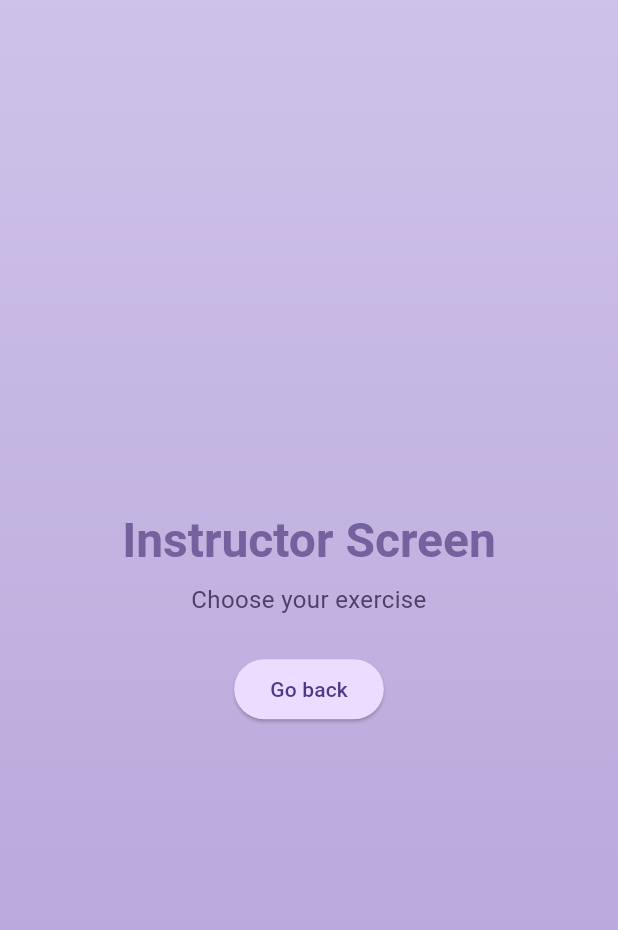
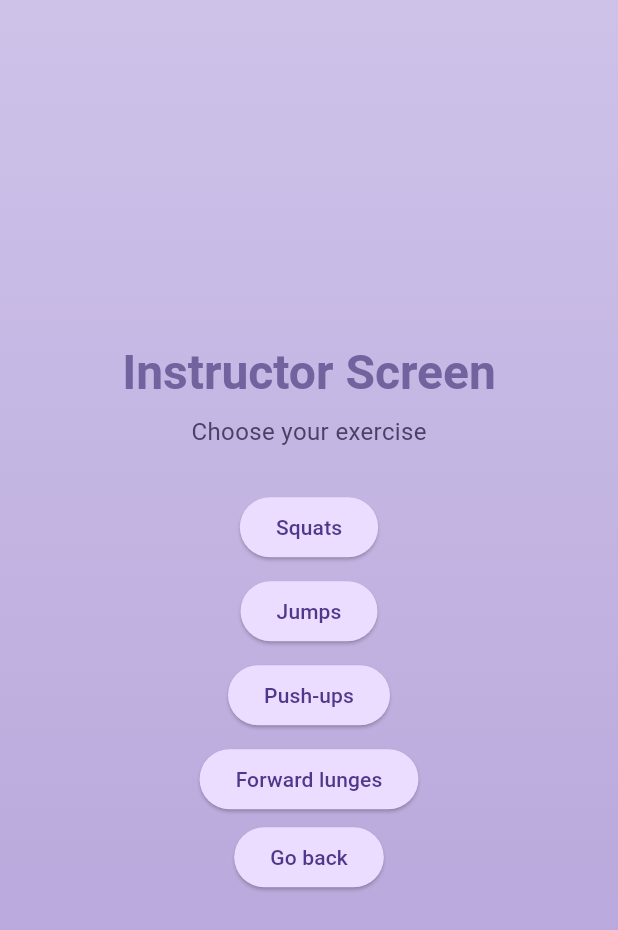
Before and after one commit to FontysRyan/Individualproject1St3, a Flutter app: the InstructorScreen screen opened directly, on a phone screen of 412 x 824 dp. Shown: the top 930 px of the screen. Run offline on Flutter 3.47's test engine with Material 3 defaults, Android fonts, the phone set to English and light mode, and no system bars.

Commit message:
Add Exercise model, data and example screen
Introduce Exercise model and sample exercise data, plus a new ExerciseExampleScreen to display an exercise's name, image and description. InstructorScreen now imports the exercise list and generates a button per exercise that navigates to the example screen with the selected exercise. Updated assets (renamed image to remove space) and pubspec.yaml to include exercise images. Minor cleanup: removed unused dart:io import from main.dart and small UI/text adjustments. TODOs remain in model/data for color/card metadata.

```diff
--- /dev/null
+++ b/lib/data/exercise_data.dart
@@ -0,0 +1,31 @@
+import '../models/exercise.dart';
+final List<Exercise> exercises = [
+  Exercise( // Create a list of exercises with their name, description, and image path, model is defined in exercise.dart file
+    name: 'Squats',
+    description: 'Lower your hips as if sitting in a chair, keeping your chest up and knees behind your toes. Drive through your heels to stand back up.',
+    image: 'assets/images/squat.png',
+        // TODO: Add fields to give the correct color card text + color card text color + color card background
+
+  ),
+  Exercise(
+    name: 'Jumps',
+    description: 'Stand with your feet shoulder-width apart and jump as high as you can and land back upon your feet.',
+    image: 'assets/images/jump.png',
+        // TODO: Add fields to give the correct color card text + color card text color + color card background
+
+  ),
+  Exercise(
+    name: 'Push-ups',
+    description: 'Start in a plank position with your hands shoulder-width apart. Lower your body until your chest nearly touches the ground, then push back up.  ',
+    image: 'assets/images/push-up.png',
+        // TODO: Add fields to give the correct color card text + color card text color + color card background
+
+  ),
+  Exercise(
+    name: 'Forward lunges',
+    description: 'Step forward with one foot and lower your body until both knees are bent at 90 degrees. Push off the front foot to return to the starting position.',
+    image: 'assets/images/forwardLung.png',
+        // TODO: Add fields to give the correct color card text + color card text color + color card background
+
+  ),
+];
--- a/lib/main.dart
+++ b/lib/main.dart
@@ -1,5 +1,3 @@
-import 'dart:io';
-
 import 'package:flutter/material.dart';
 import 'screens/instructor_screen.dart';
 import 'screens/participant_screen.dart';
@@ -41,6 +39,7 @@ class HomeScreen extends StatelessWidget {
         child: Column( // Use a Column to stack the buttons vertically
           mainAxisSize: MainAxisSize.min, // Center the column vertically ()
           children: [
+
             Text(
               'Roles',
               style: Theme.of(context).textTheme.headlineLarge,
--- a/lib/screens/instructor_screen.dart
+++ b/lib/screens/instructor_screen.dart
@@ -1,36 +1,51 @@
 import 'package:flutter/material.dart';
 import '../widgets/app_scaffold.dart';
+
+// data and screens for exercise example
+import '../data/exercise_data.dart';
+import '../screens/exercise_example_screen.dart'; // data be send to this page when exercise button is pressed
 
 class InstructorScreen extends StatelessWidget {
   const InstructorScreen({super.key});
 
   @override
   Widget build(BuildContext context) {
-    // No need to create a new textTheme variable if you want
-    // you can just do Theme.of(context).textTheme inline
     return AppScaffold(
-      appBar: AppBar(
-        title: const Text('Instructor'),
-        centerTitle: true,
-      ),
+      appBar: AppBar(title: const Text('Instructor'), centerTitle: true),
       child: Center(
         child: Column(
   mainAxisSize: MainAxisSize.min,
   children: [
-            // Header (uses theme.headlineLarge)
     Text(
       'Instructor Screen',
       style: Theme.of(context).textTheme.headlineLarge,
-              textAlign: TextAlign.center,
     ),
     const SizedBox(height: 8),
-            // Subheader (uses theme.titleMedium)
+
     Text(
       'Choose your exercise',
       style: Theme.of(context).textTheme.bodyMedium,
-              textAlign: TextAlign.center,
     ),
     const SizedBox(height: 24),
+
+    ...exercises.map((exerciseData) { // Loop through the exercise list and create a button for each exercise in the exercise_data.dart file
+      return Padding(
+        padding: const EdgeInsets.symmetric(vertical: 4),
+        child: ElevatedButton(
+          onPressed: () {
+            Navigator.push(
+              context,
+              MaterialPageRoute(
+                builder: (context) =>
+                    ExerciseExampleScreen(selectedInstructorExercise: exerciseData), // Pass the selected exercise data to the ExerciseExampleScreen
+              ),
+            );
+          },
+          child: Text(exerciseData.name),
+        ),
+      );
+    }).toList(),
+
     ElevatedButton(
       onPressed: () {
         Navigator.pop(context);
@@ -38,7 +53,7 @@ class InstructorScreen extends StatelessWidget {
       child: const Text('Go back'),
     ),
   ],
-        ),
+)
       ),
     );
   }
--- a/lib/screens/participant_screen.dart
+++ b/lib/screens/participant_screen.dart
@@ -15,6 +15,8 @@ class ParticipantScreen extends StatelessWidget {
 
             Text( // main header
               'Participant Screen',
+              // No need to create a new textTheme variable from what I learned.
+              // I can just use Theme.of(context).textTheme inline to get my theme and I also imported it in the main.dart file so it should work here as well.
               style: Theme.of(context).textTheme.headlineLarge,
               textAlign: TextAlign.center,
             ),
```
Also changed, not shown: lib/models/exercise.dart (added, +12 -0 lines), lib/screens/exercise_example_screen.dart (added, +49 -0 lines), pubspec.yaml (+6 -3 lines), assets/images/forwardLung.png (renamed from assets/images/forward lung.png). Lines whose indentation alone changed are shown as unchanged.
